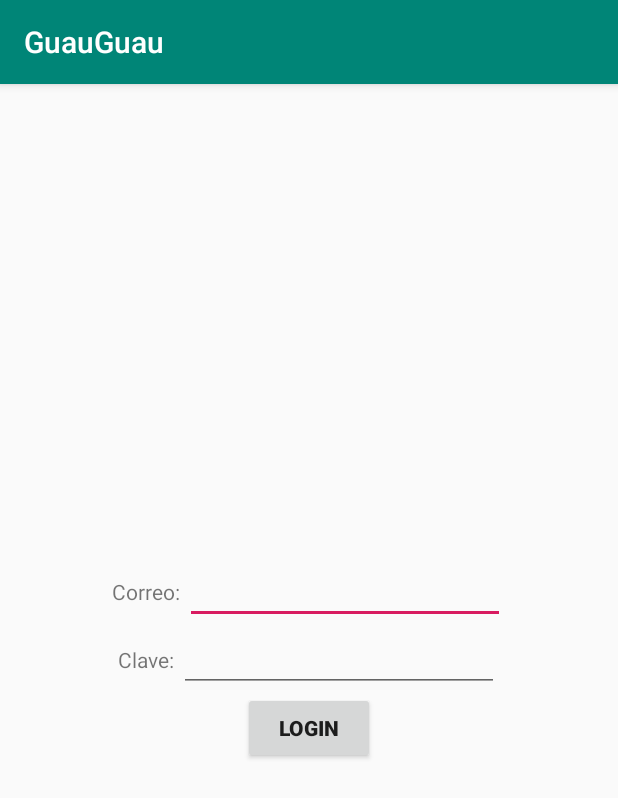
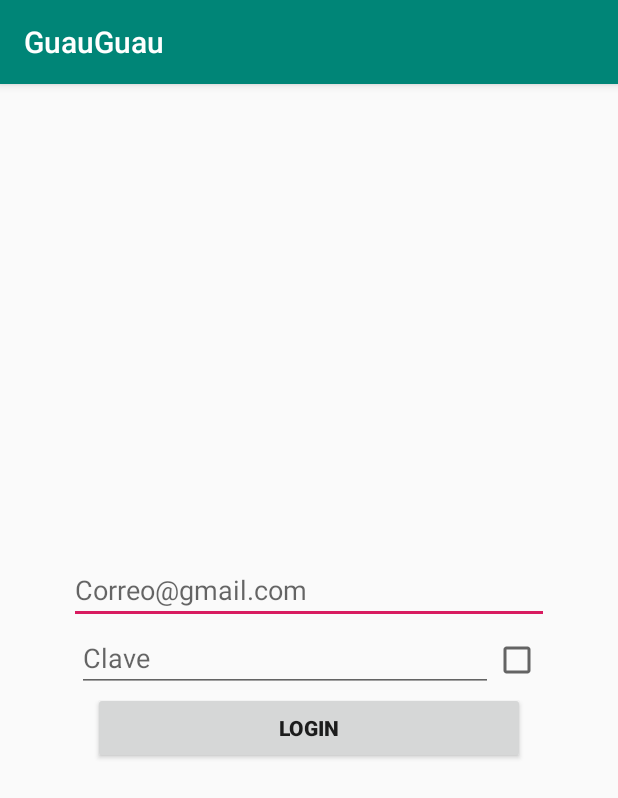
Before and after one commit to cesarbaldeon/Guau_Guau, an Android app: the screen it shows after launch (LoginActivity), on a phone screen of 412 x 824 dp. Shown: the top 798 px of the screen. Run offline under Robolectric (Android 15) with nearby library versions, the phone set to English and light mode, and no system bars; our stand-ins replace Dagger/Hilt's generated code.

Commit message:
Login + Presenter

```diff
--- a/app/src/main/java/pe/edu/cibertec/guauguau/presentation/login/ILoginContract.java
+++ b/app/src/main/java/pe/edu/cibertec/guauguau/presentation/login/ILoginContract.java
@@ -7,7 +7,7 @@ public interface ILoginContract {
     interface IView{
         void showError(String errorMsg);
         void getUsuariouccess(Usuario pUsuario);
-        void gotToPincipal(int userId);
+        void gotToPincipal(Usuario pUsuario);
     }
 
      interface IPresenter{
--- a/app/src/main/java/pe/edu/cibertec/guauguau/presentation/login/view/LoginActivity.java
+++ b/app/src/main/java/pe/edu/cibertec/guauguau/presentation/login/view/LoginActivity.java
@@ -1,11 +1,21 @@
 package pe.edu.cibertec.guauguau.presentation.login.view;
 
+import android.content.Intent;
 import android.os.Bundle;
+import android.text.method.HideReturnsTransformationMethod;
+import android.text.method.PasswordTransformationMethod;
 import android.view.View;
-import android.widget.ProgressBar;
+import android.widget.Button;
+import android.widget.CheckBox;
+import android.widget.CompoundButton;
+import android.widget.EditText;
+import android.widget.Switch;
 import android.widget.Toast;
 
+
 import androidx.appcompat.app.AppCompatActivity;
+
+import java.io.Serializable;
 
 import javax.inject.Inject;
 
@@ -14,23 +24,34 @@ import pe.edu.cibertec.guauguau.R;
 import pe.edu.cibertec.guauguau.data.entities.Usuario;
 import pe.edu.cibertec.guauguau.presentation.login.ILoginContract;
 import pe.edu.cibertec.guauguau.presentation.login.presenter.LoginPresenter;
+import pe.edu.cibertec.guauguau.presentation.main.view.MainActivity;
 
-public class LoginActivity extends AppCompatActivity implements ILoginContract.IView {
+public class LoginActivity extends AppCompatActivity implements ILoginContract.IView, View.OnClickListener, CompoundButton.OnCheckedChangeListener {
 
-   // @Inject
-    //LoginPresenter presenter;
+    @Inject
+    LoginPresenter presenter;
+
+      Button btnAceptar;
+      EditText edtCorreo, edtClave;
+      CheckBox ckbClave;
 
     @Override
     protected void onCreate(Bundle savedInstanceState) {
         super.onCreate(savedInstanceState);
         setContentView(R.layout.activity_login);
 
-       // MyApplication application = (MyApplication)getApplication();
+        btnAceptar = findViewById(R.id.btnAceptar);
+        edtCorreo = findViewById(R.id.edtCorreo);
+        edtClave =findViewById(R.id.edtClave);
+        ckbClave = findViewById(R.id.ckbClave);
 
-       // application.getAppComponent().inject(this);
-       // presenter.attachView(this);
+        MyApplication application = (MyApplication)getApplication();
 
-
+        application.getAppComponent().inject(this);
+        presenter.attachView(this);
+        btnAceptar.setOnClickListener(this);
+        //ckbClave.setOnClickListener(this);
+        ckbClave.setOnCheckedChangeListener(this);
     }
 
     @Override
@@ -38,14 +59,25 @@ public class LoginActivity extends AppCompatActivity implements ILoginContract.I
         Toast.makeText(this,errorMsg, Toast.LENGTH_SHORT).show();
     }
 
-
     @Override
     public void getUsuariouccess(Usuario pUsuario) {
 
+        if(pUsuario != null)
+            gotToPincipal(pUsuario);
+        else
+            Toast.makeText(this,"Usuario o   Clave incorrecto", Toast.LENGTH_SHORT).show();
+
     }
 
+
     @Override
-    public void gotToPincipal(int userId) {
+    public void gotToPincipal(Usuario pUsuario) {
+
+        Intent intent = new Intent(this, MainActivity.class);
+        Bundle bUsuario = new Bundle();
+        bUsuario.putSerializable("Usuario", (Serializable) pUsuario);
+        intent.putExtras(bUsuario);
+        startActivity(intent);
 
     }
 
@@ -61,4 +93,38 @@ public class LoginActivity extends AppCompatActivity implements ILoginContract.I
         super.onDetachedFromWindow();
 
     }
+
+    @Override
+    public void onClick(View view) {
+
+       int id_button =  view.getId();
+
+        switch(id_button){
+            case R.id.btnAceptar:
+
+                String eCorreo = String.valueOf(edtCorreo.getText());
+                String eClave = String.valueOf(edtClave.getText());
+
+                if(eCorreo.equals("") || eClave.equals(""))
+                    Toast.makeText(this,"Ingrese datos", Toast.LENGTH_SHORT).show();
+                else
+                    presenter.getUsuario(eCorreo,eClave);
+
+                break;
+
+        }
+
+    }
+
+    @Override
+    public void onCheckedChanged(CompoundButton compoundButton, boolean b) {
+
+        if (ckbClave.isChecked()) {
+            // show password
+            edtClave.setTransformationMethod(HideReturnsTransformationMethod.getInstance());
+        } else {
+            // hide password
+            edtClave.setTransformationMethod(PasswordTransformationMethod.getInstance());
+        }
+    }
 }
--- a/app/src/main/java/pe/edu/cibertec/guauguau/presentation/main/view/MainActivity.java
+++ b/app/src/main/java/pe/edu/cibertec/guauguau/presentation/main/view/MainActivity.java
@@ -4,7 +4,9 @@ import android.os.Bundle;
 
 import androidx.appcompat.app.AppCompatActivity;
 
+
 import pe.edu.cibertec.guauguau.R;
+import pe.edu.cibertec.guauguau.data.entities.Usuario;
 
 public class MainActivity extends AppCompatActivity {
 
@@ -12,5 +14,10 @@ public class MainActivity extends AppCompatActivity {
     protected void onCreate(Bundle savedInstanceState) {
         super.onCreate(savedInstanceState);
         setContentView(R.layout.activity_main);
+
+        Usuario busuario = (Usuario) getIntent().getSerializableExtra("Usuario");
+
+
+
     }
 }
--- a/app/src/main/res/layout/activity_login.xml
+++ b/app/src/main/res/layout/activity_login.xml
@@ -9,16 +9,20 @@
     android:gravity="center"
     tools:context=".presentation.login.view.LoginActivity">
 
-        <LinearLayout
+    <LinearLayout
             android:layout_width="wrap_content"
             android:layout_height="wrap_content"
             android:orientation="horizontal">
 
-<!--            <ImageView
-                android:id="@+id/imgLogin"
-                android:layout_width="wrap_content"
-                android:layout_height="wrap_content" />-->
-
+            <EditText
+                android:id="@+id/edtCorreo"
+                android:layout_width="0dp"
+                android:layout_height="wrap_content"
+                android:layout_weight="1"
+                android:ems="15"
+                android:hint="Correo@gmail.com"
+                android:inputType="textEmailAddress"
+                android:autofillHints="" />
         </LinearLayout>
 
         <LinearLayout
@@ -26,41 +30,22 @@
             android:layout_height="wrap_content"
             android:orientation="horizontal">
 
-            <TextView
-                android:id="@+id/txtUser"
+            <EditText
+                android:id="@+id/edtClave"
+                android:layout_width="0dp"
+                android:layout_height="wrap_content"
+                android:layout_weight="1"
+                android:ems="13"
+                android:hint="Clave"
+                android:inputType="textPassword"
+                android:autofillHints="" />
+
+            <CheckBox
+                android:id="@+id/ckbClave"
                 android:layout_width="wrap_content"
                 android:layout_height="wrap_content"
-                android:layout_weight="1"
-                android:text="Correo: " />
+                android:checked="false" />
 
-            <EditText
-                android:id="@+id/editText2"
-                android:layout_width="wrap_content"
-                android:layout_height="wrap_content"
-                android:layout_weight="1"
-                android:ems="10"
-                android:inputType="textEmailAddress"/>
-        </LinearLayout>
-
-        <LinearLayout
-            android:layout_width="wrap_content"
-            android:layout_height="wrap_content"
-            android:orientation="horizontal">
-
-            <TextView
-                android:id="@+id/txtPWD"
-                android:layout_width="wrap_content"
-                android:layout_height="wrap_content"
-                android:layout_weight="1"
-                android:text="Clave: " />
-
-            <EditText
-                android:id="@+id/edtPWD"
-                android:layout_width="wrap_content"
-                android:layout_height="wrap_content"
-                android:layout_weight="1"
-                android:ems="10"
-                android:inputType="textPassword" />
         </LinearLayout>
 
         <LinearLayout
@@ -72,6 +57,7 @@
                 android:id="@+id/btnAceptar"
                 android:layout_width="wrap_content"
                 android:layout_height="wrap_content"
+                android:ems="18"
                 android:text="Login"
                 android:textAlignment="center"
                 android:textStyle="bold" />
```
